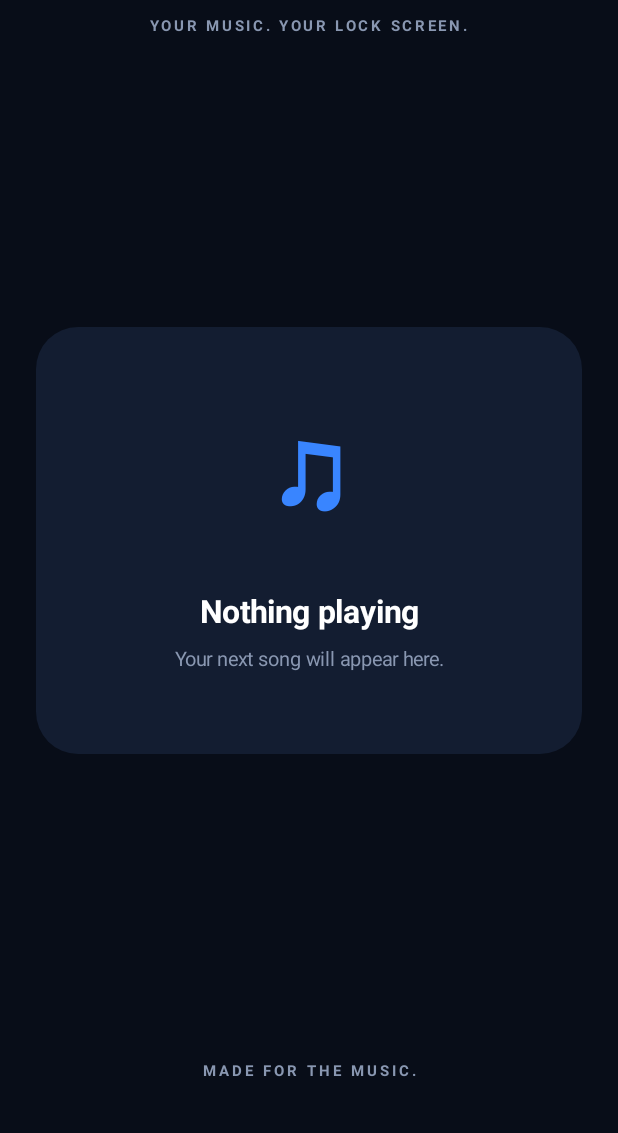
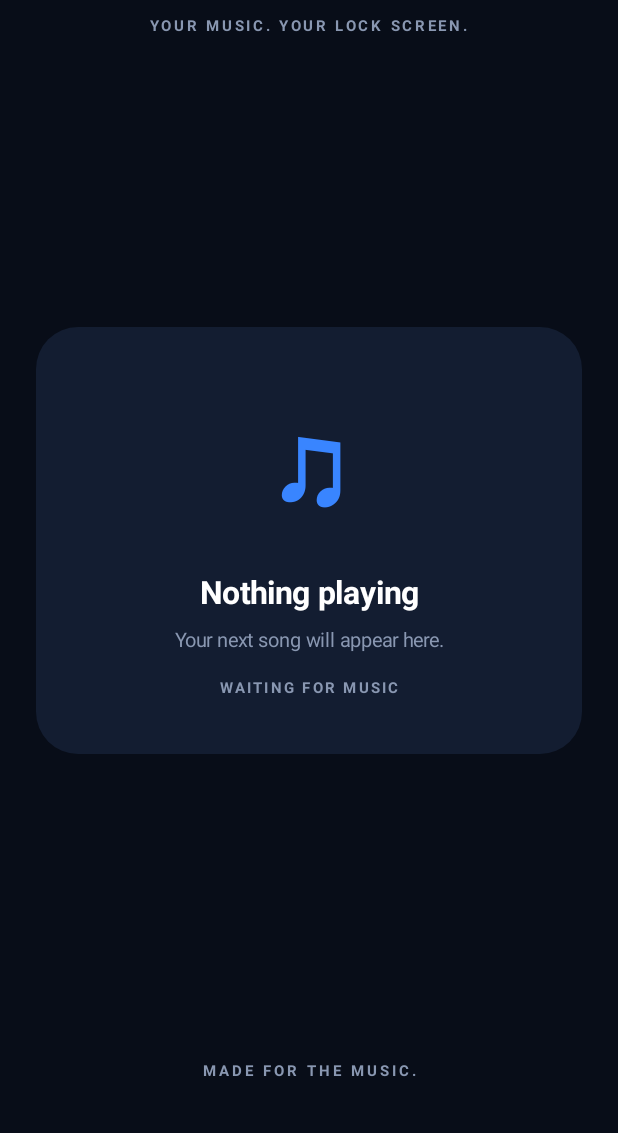
Before and after one commit to t-dev-zz/LOCKWAVE, an Android app: the screen it shows after launch (MainActivity), on a phone screen of 412 x 824 dp, the part 103-1236 px from its top. Run offline under Robolectric (Android 15) with nearby library versions, the phone set to English and light mode, and no system bars.

Commit message:
Update MainActivity.kt

```diff
--- a/app/src/main/java/com/lockwave/player/MainActivity.kt
+++ b/app/src/main/java/com/lockwave/player/MainActivity.kt
@@ -118,7 +118,7 @@ class MainActivity : AppCompatActivity() {
         val playerCard = LinearLayout(this).apply {
             orientation = LinearLayout.VERTICAL
             gravity = Gravity.CENTER
-            setPadding(dp(22), dp(30), dp(22), dp(30))
+            setPadding(dp(22), dp(22), dp(22), dp(22))
             background = rounded(cardColor, 28)
         }
 
@@ -135,7 +135,7 @@ class MainActivity : AppCompatActivity() {
             musicIcon,
             LinearLayout.LayoutParams(
                 ViewGroup.LayoutParams.MATCH_PARENT,
-                dp(125)
+                dp(105)
             )
         )
 
@@ -190,7 +190,7 @@ class MainActivity : AppCompatActivity() {
             ViewGroup.LayoutParams.MATCH_PARENT,
             ViewGroup.LayoutParams.WRAP_CONTENT
         ).apply {
-            topMargin = dp(25)
+            topMargin = dp(16)
         }
 
         playerCard.addView(playbackStatus, statusParams)
```
